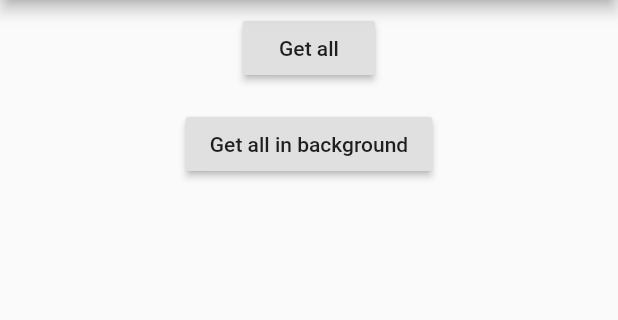
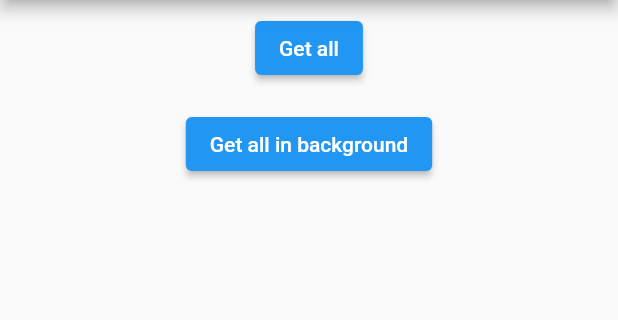
Before and after one commit to 4Q-s-r-o/call_log, a Flutter app: the screen it shows after launch, on a phone screen of 412 x 824 dp, the part 84-404 px from its top. Run offline on Flutter 3.47's test engine with Material 2 defaults, Android fonts, the phone set to English and light mode, and no system bars; missing offline and left inert: workmanager.

Commit message:
fixed pub.dev issues

```diff
--- a/example/lib/main.dart
+++ b/example/lib/main.dart
@@ -5,10 +5,10 @@ import 'package:workmanager/workmanager.dart';
 
 ///TOP-LEVEL FUNCTION PROVIDED FOR WORK MANAGER AS CALLBACK
 void callbackDispatcher() {
-  Workmanager.executeTask((task, inputData) async {
+  Workmanager.executeTask((dynamic task, dynamic inputData) async {
     print('Background Services are Working!');
     try {
-      Iterable<CallLogEntry> cLog = await CallLog.get();
+      final Iterable<CallLogEntry> cLog = await CallLog.get();
       print('Queried call log entries');
       for (CallLogEntry entry in cLog) {
         print('-------------------------------------');
@@ -19,6 +19,7 @@ void callbackDispatcher() {
         print('TYPE       : ${entry.callType}');
         print('DATE       : ${DateTime.fromMillisecondsSinceEpoch(entry.timestamp)}');
         print('DURATION   : ${entry.duration}');
+        print('ACCOUNT ID : ${entry.phoneAccountId}');
         print('ACCOUNT ID : ${entry.phoneAccountId}');
         print('SIM NAME   : ${entry.simDisplayName}');
         print('-------------------------------------');
@@ -81,7 +82,7 @@ class _MyAppState extends State<MyApp> {
               Center(
                 child: Padding(
                   padding: const EdgeInsets.all(8.0),
-                  child: RaisedButton(
+                  child: ElevatedButton(
                     onPressed: () async {
                       final Iterable<CallLogEntry> result = await CallLog.query();
                       setState(() {
@@ -95,7 +96,7 @@ class _MyAppState extends State<MyApp> {
               Center(
                 child: Padding(
                   padding: const EdgeInsets.all(8.0),
-                  child: RaisedButton(
+                  child: ElevatedButton(
                     onPressed: () {
                       Workmanager.registerOneOffTask(
                         DateTime.now().millisecondsSinceEpoch.toString(),
--- a/pubspec.yaml
+++ b/pubspec.yaml
@@ -1,10 +1,10 @@
 name: call_log
 description: A Flutter plugin to access and query call history log. Support for Android only as iOS does not provide API for accessing call history.
-version: 3.0.0
+version: 3.0.1
 homepage: https://github.com/4Q-s-r-o/call_log
 
 environment:
-  sdk: '>=2.12.2 <3.0.0'
+  sdk: '>=2.12.0 <3.0.0'
   flutter: ">=1.10.0"
 
 dependencies:
```
Also changed, not shown: 1 other file.
